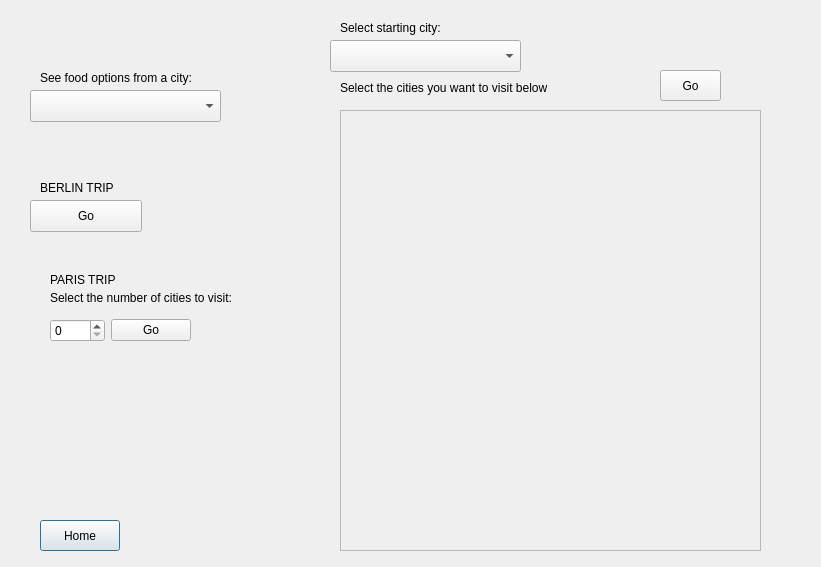
The window that customerpage.ui (tsukidan/CS1D-Project-1) describes before a commit, drawn with Qt 5.
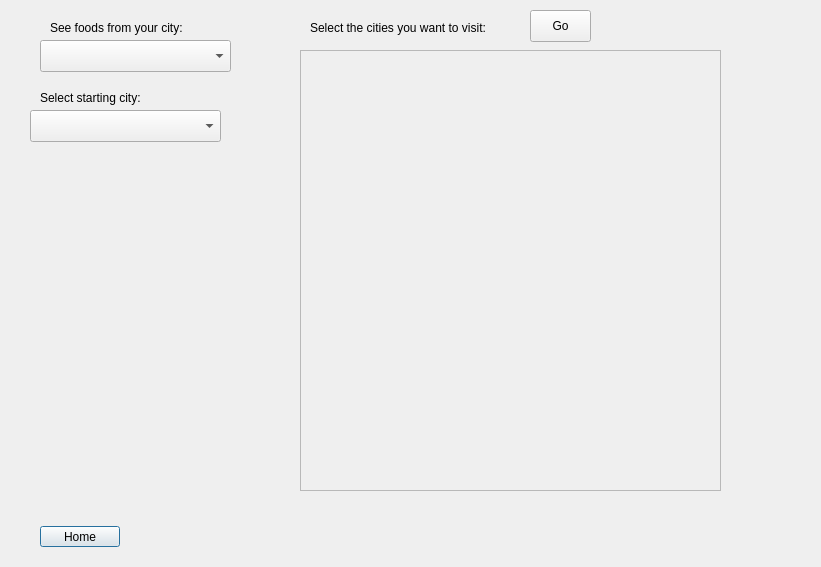
The same window after the commit.

```diff
--- a/customerpage.ui
+++ b/customerpage.ui
@@ -16,8 +16,8 @@
   <widget class="QComboBox" name="CityFoodSelect">
    <property name="geometry">
     <rect>
-     <x>30</x>
-     <y>90</y>
+     <x>40</x>
+     <y>40</y>
      <width>191</width>
      <height>32</height>
     </rect>
@@ -26,23 +26,23 @@
   <widget class="QLabel" name="CityFoodLabel">
    <property name="geometry">
     <rect>
-     <x>40</x>
-     <y>70</y>
+     <x>50</x>
+     <y>20</y>
      <width>231</width>
      <height>16</height>
     </rect>
    </property>
    <property name="text">
-    <string>See food options from a city:</string>
+    <string>See foods from your city:</string>
    </property>
   </widget>
   <widget class="QPushButton" name="returnButton">
    <property name="geometry">
     <rect>
      <x>40</x>
-     <y>520</y>
+     <y>526</y>
      <width>80</width>
-     <height>31</height>
+     <height>21</height>
     </rect>
    </property>
    <property name="text">
@@ -52,21 +52,21 @@
   <widget class="QLabel" name="VisitCityLabel">
    <property name="geometry">
     <rect>
-     <x>340</x>
-     <y>80</y>
-     <width>251</width>
+     <x>310</x>
+     <y>20</y>
+     <width>231</width>
      <height>16</height>
     </rect>
    </property>
    <property name="text">
-    <string>Select the cities you want to visit below</string>
+    <string>Select the cities you want to visit:</string>
    </property>
   </widget>
   <widget class="QFrame" name="CitySelectFrame">
    <property name="geometry">
     <rect>
-     <x>340</x>
-     <y>110</y>
+     <x>300</x>
+     <y>50</y>
      <width>421</width>
      <height>441</height>
     </rect>
@@ -82,10 +82,10 @@
   <widget class="QPushButton" name="pushButton">
    <property name="geometry">
     <rect>
-     <x>660</x>
-     <y>70</y>
+     <x>530</x>
+     <y>10</y>
      <width>61</width>
-     <height>31</height>
+     <height>32</height>
     </rect>
    </property>
    <property name="text">
@@ -95,8 +95,8 @@
   <widget class="QLabel" name="StartCityLabel">
    <property name="geometry">
     <rect>
-     <x>340</x>
-     <y>20</y>
+     <x>40</x>
+     <y>90</y>
      <width>231</width>
      <height>16</height>
     </rect>
@@ -108,86 +108,12 @@
   <widget class="QComboBox" name="StartingCitySelect">
    <property name="geometry">
     <rect>
-     <x>330</x>
-     <y>40</y>
-     <width>191</width>
-     <height>32</height>
-    </rect>
-   </property>
-  </widget>
-  <widget class="QLabel" name="ParisLabel">
-   <property name="geometry">
-    <rect>
-     <x>50</x>
-     <y>270</y>
-     <width>71</width>
-     <height>20</height>
-    </rect>
-   </property>
-   <property name="text">
-    <string>PARIS TRIP</string>
-   </property>
-  </widget>
-  <widget class="QLabel" name="ParisNumLabel">
-   <property name="geometry">
-    <rect>
-     <x>50</x>
-     <y>290</y>
-     <width>211</width>
-     <height>16</height>
-    </rect>
-   </property>
-   <property name="text">
-    <string>Select the number of cities to visit:</string>
-   </property>
-  </widget>
-  <widget class="QWidget" name="layoutWidget">
-   <property name="geometry">
-    <rect>
-     <x>50</x>
-     <y>310</y>
-     <width>141</width>
-     <height>41</height>
-    </rect>
-   </property>
-   <layout class="QHBoxLayout" name="horizontalLayout">
-    <item>
-     <widget class="QSpinBox" name="ParisCitySelect"/>
-    </item>
-    <item>
-     <widget class="QPushButton" name="ParisGo">
-      <property name="text">
-       <string>Go</string>
-      </property>
-     </widget>
-    </item>
-   </layout>
-  </widget>
-  <widget class="QLabel" name="BerlinLabel">
-   <property name="geometry">
-    <rect>
-     <x>40</x>
-     <y>180</y>
-     <width>131</width>
-     <height>16</height>
-    </rect>
-   </property>
-   <property name="text">
-    <string>BERLIN TRIP</string>
-   </property>
-  </widget>
-  <widget class="QPushButton" name="BerlinView">
-   <property name="geometry">
-    <rect>
      <x>30</x>
-     <y>200</y>
-     <width>112</width>
+     <y>110</y>
+     <width>191</width>
      <height>32</height>
     </rect>
    </property>
-   <property name="text">
-    <string>Go</string>
-   </property>
   </widget>
  </widget>
  <resources/>
```
Left out of the diff: 6 changed lines with no effect on the pictures.
